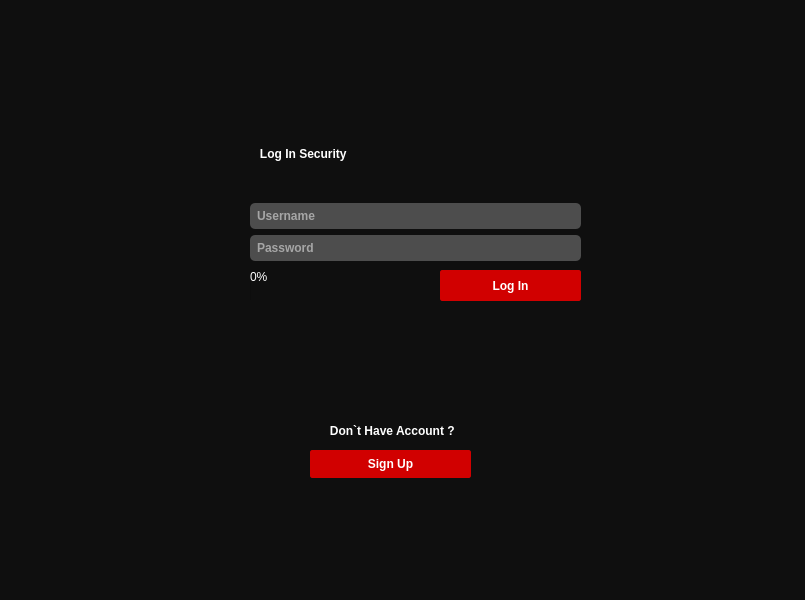
Old version of the form mainwindow.ui in the repository Pouyaamini123/Messenger_smile_20.
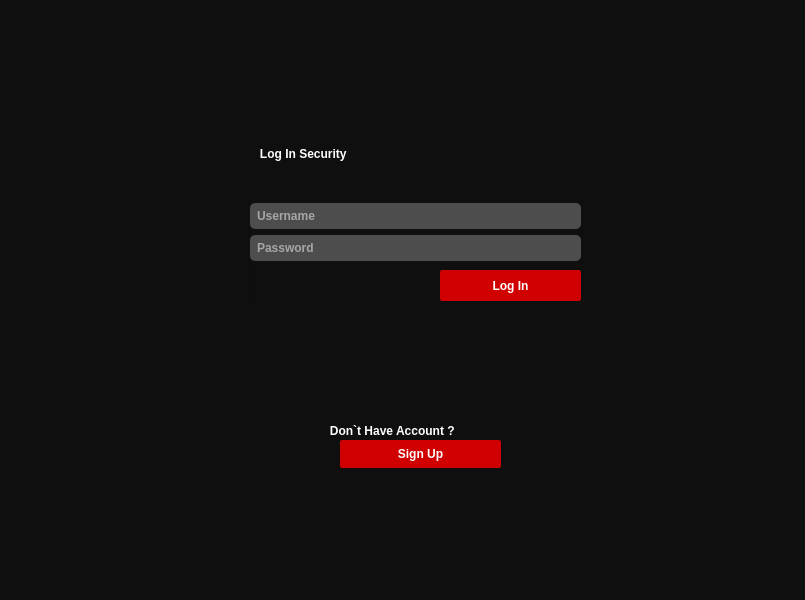
New version of the form. Icons and pictures are not drawn.

The edit to the form file:
```diff
--- a/mainwindow.ui
+++ b/mainwindow.ui
@@ -226,8 +226,8 @@
    <widget class="QPushButton" name="pushButton">
     <property name="geometry">
      <rect>
-      <x>310</x>
-      <y>450</y>
+      <x>340</x>
+      <y>440</y>
       <width>161</width>
       <height>28</height>
      </rect>
@@ -332,6 +332,9 @@
     <property name="value">
      <number>0</number>
     </property>
+    <property name="textVisible">
+     <bool>false</bool>
+    </property>
    </widget>
   </widget>
   <widget class="QStatusBar" name="statusbar"/>
```
